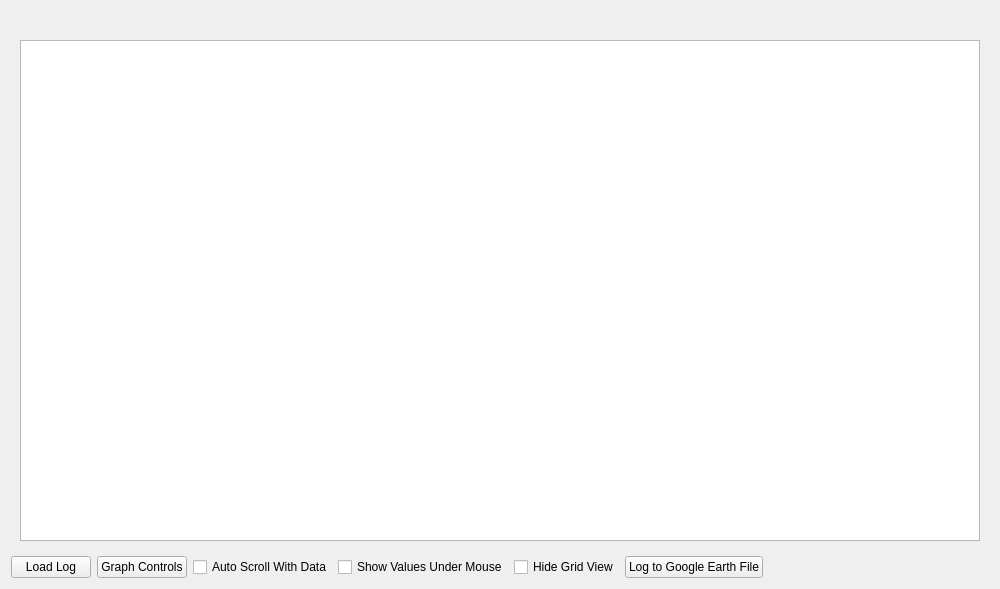
Old version of the form src/ui/AP2DataPlot2D.ui in the repository ArduPilot/apm_planner.
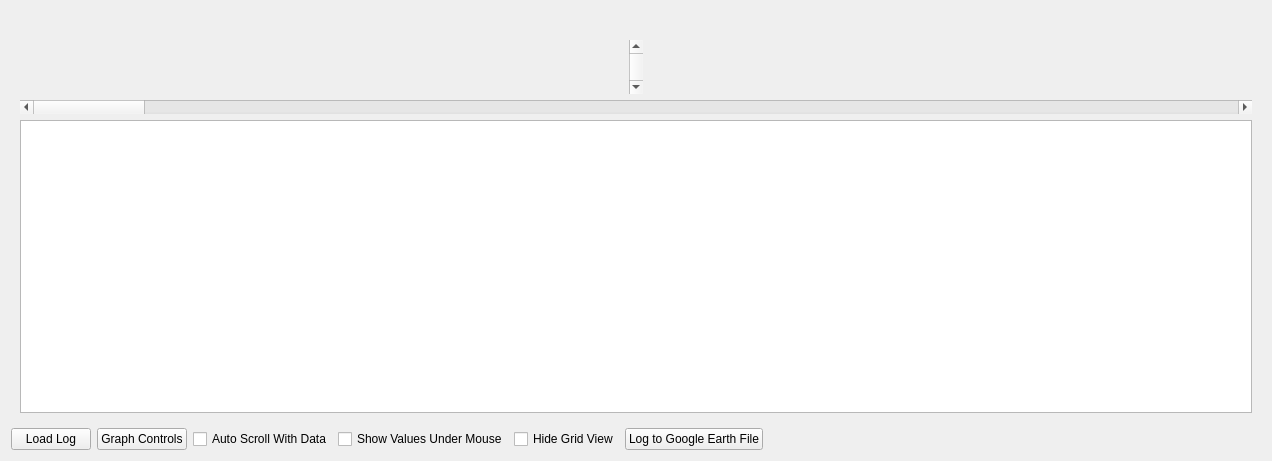
New version of the form.

Commit message: Changes to greatly speed up AP2DataPlot, as well as adding zoom/scroll bars

The edit to the form file:
```diff
--- a/src/ui/AP2DataPlot2D.ui
+++ b/src/ui/AP2DataPlot2D.ui
@@ -6,8 +6,8 @@
    <rect>
     <x>0</x>
     <y>0</y>
-    <width>1000</width>
-    <height>589</height>
+    <width>1272</width>
+    <height>461</height>
    </rect>
   </property>
   <property name="windowTitle">
@@ -31,7 +31,29 @@
              </widget>
             </item>
             <item>
-             <layout class="QHBoxLayout" name="horizontalLayout_3"/>
+             <layout class="QVBoxLayout" name="verticalLayout_4">
+              <item>
+               <layout class="QHBoxLayout" name="horizontalLayout_4">
+                <item>
+                 <widget class="QScrollBar" name="verticalScrollBar">
+                  <property name="orientation">
+                   <enum>Qt::Vertical</enum>
+                  </property>
+                 </widget>
+                </item>
+                <item>
+                 <layout class="QHBoxLayout" name="horizontalLayout_3"/>
+                </item>
+               </layout>
+              </item>
+              <item>
+               <widget class="QScrollBar" name="horizontalScrollBar">
+                <property name="orientation">
+                 <enum>Qt::Horizontal</enum>
+                </property>
+               </widget>
+              </item>
+             </layout>
             </item>
             <item>
              <widget class="QTableWidget" name="tableWidget"/>
```
The commit also changes 4 other files.
